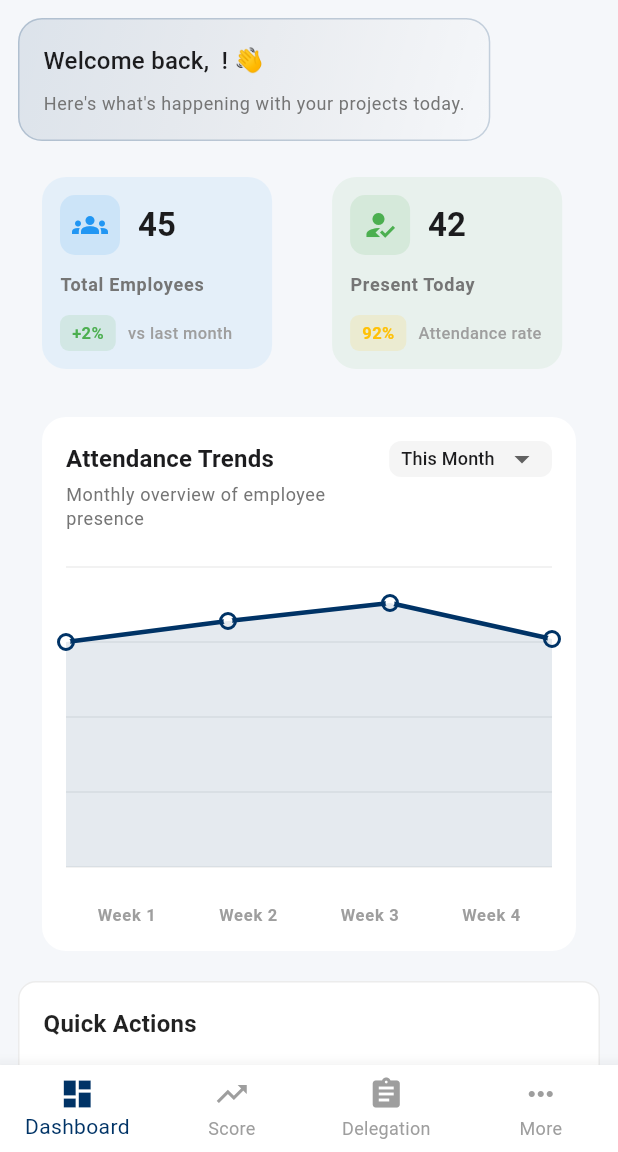
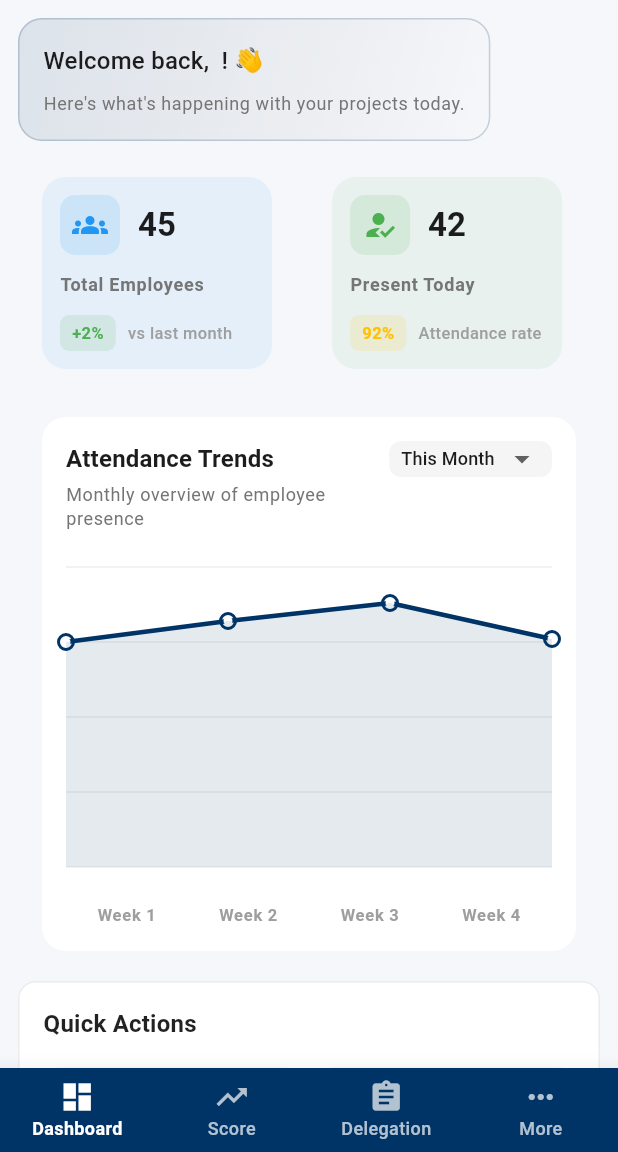
Before and after one commit to Sunilturkar2810/racpl_app, a Flutter app: the HomeScreen screen opened directly, on a phone screen of 412 x 824 dp, the part 84-1236 px from its top. Run offline on Flutter 3.47's test engine with Material 3 defaults, Android fonts, the phone set to English and light mode, and no system bars; our stand-ins replace dio, image_picker, open_filex, pdf, printing, shared_preferences; missing offline and left inert: file_selector, universal_html; accounts and stored records are empty; network calls fail.

Commit message:
work in theme

```diff
--- a/lib/screens/home/home_screen.dart
+++ b/lib/screens/home/home_screen.dart
@@ -1,4 +1,5 @@
 import 'package:flutter/material.dart';
+import 'package:racpl/theme/app_colors.dart';
 
 import '../features/checklist_list_screen.dart';
 import '../features/delegation_list_screen.dart';
@@ -191,8 +192,18 @@ class _HomeScreenState extends State<HomeScreen> {
             }
           },
           type: BottomNavigationBarType.fixed,
-          selectedItemColor: Theme.of(context).primaryColor,
-          unselectedItemColor: Colors.grey,
+          backgroundColor: AppColors.primary,
+          selectedItemColor: Colors.white,
+          unselectedItemColor: Colors.white70,
+          selectedLabelStyle: const TextStyle(
+            fontWeight: FontWeight.w700,
+            fontSize: 12,
+          ),
+          unselectedLabelStyle: const TextStyle(
+            fontWeight: FontWeight.w500,
+            fontSize: 12,
+          ),
+          elevation: 12,
           items: [
             BottomNavigationBarItem(icon: Icon(_icons[0]), label: _labels[0]),
             BottomNavigationBarItem(icon: Icon(_icons[1]), label: _labels[1]),
--- a/lib/theme/app_theme.dart
+++ b/lib/theme/app_theme.dart
@@ -91,9 +91,9 @@ class AppTheme {
 
       // Bottom Navigation Bar Theme
       bottomNavigationBarTheme: const BottomNavigationBarThemeData(
-        backgroundColor: Colors.white,
-        selectedItemColor: AppColors.primary,
-        unselectedItemColor: AppColors.textSecondary,
+        backgroundColor: AppColors.primary,
+        selectedItemColor: Colors.white,
+        unselectedItemColor: Colors.white70,
         type: BottomNavigationBarType.fixed,
         elevation: 10,
       ),
```
